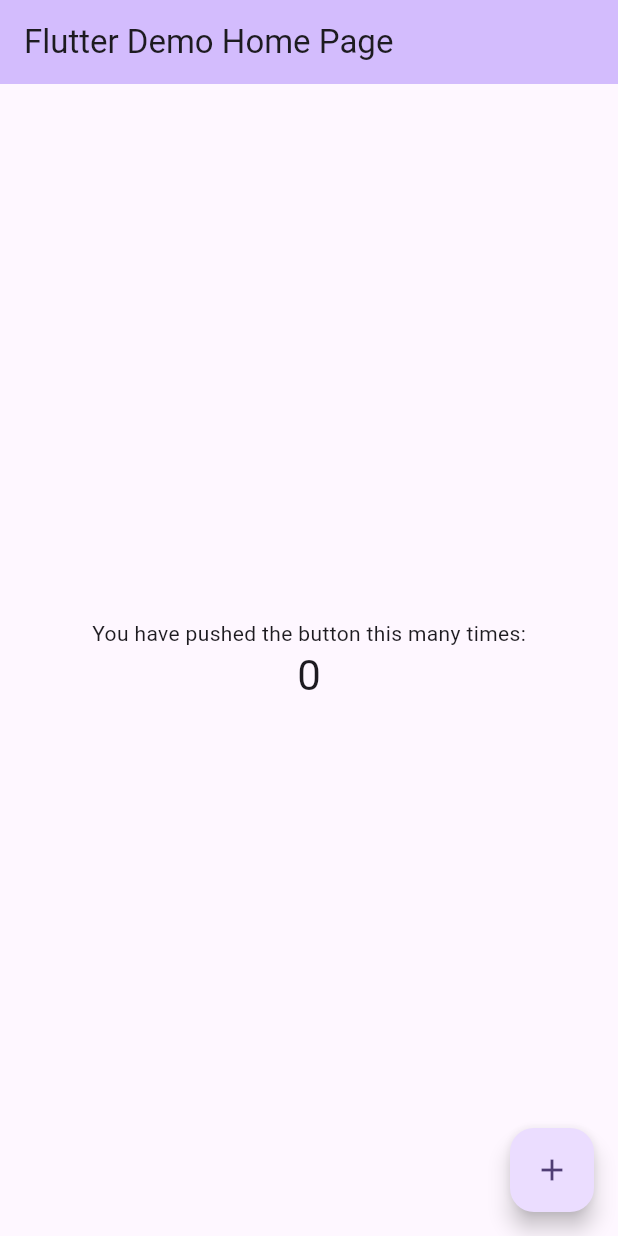
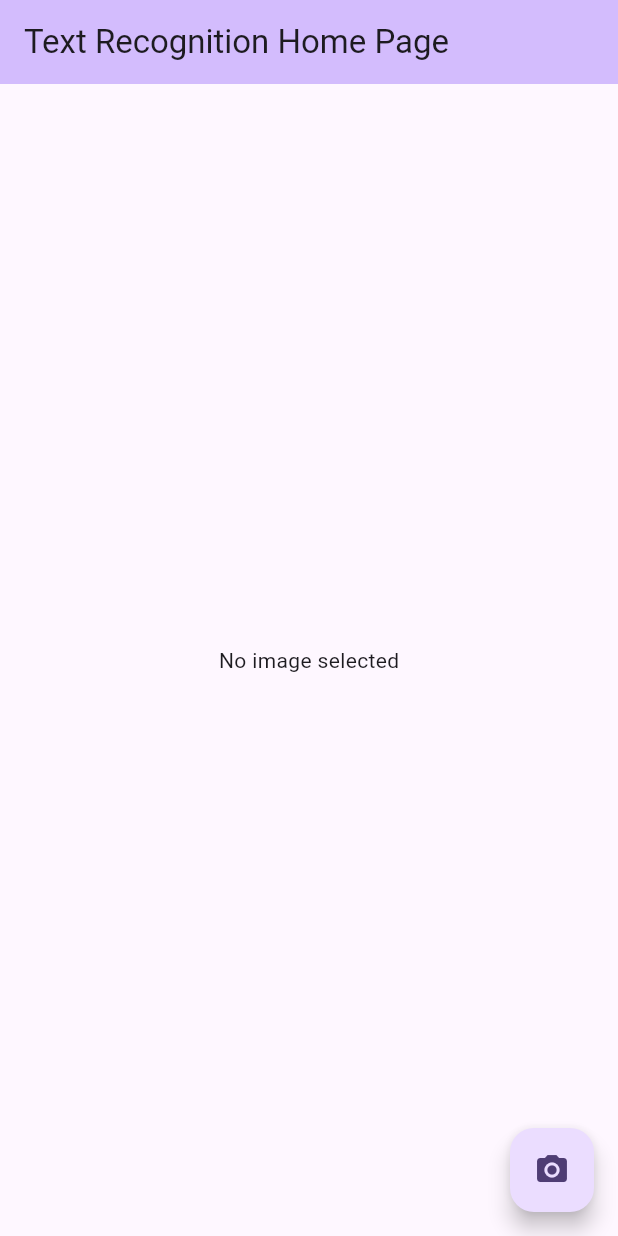
Before and after one commit to Vishal-tripathii/new_greyscale, a Flutter app: the screen it shows after launch, on a phone screen of 412 x 824 dp. Run offline on Flutter 3.47's test engine with Material 3 defaults, Android fonts, the phone set to English and light mode, and no system bars; our stand-ins replace image_picker; missing offline and left inert: google_mlkit_text_recognition.

Commit message:
initial working commit

```diff
--- a/lib/main.dart
+++ b/lib/main.dart
@@ -1,4 +1,9 @@
 import 'package:flutter/material.dart';
+import 'package:google_mlkit_text_recognition/google_mlkit_text_recognition.dart';
+import 'package:image_picker/image_picker.dart';
+// import 'package:image_magick_q16/image_magick_q16.dart'; // ImageMagick package
+
+import 'dart:io';
 
 void main() {
   runApp(const MyApp());
@@ -7,47 +12,21 @@
 class MyApp extends StatelessWidget {
   const MyApp({super.key});
 
-  // This widget is the root of your application.
   @override
   Widget build(BuildContext context) {
     return MaterialApp(
-      title: 'Flutter Demo',
+      title: 'Text Recognition with Grayscale',
       theme: ThemeData(
-        // This is the theme of your application.
-        //
-        // TRY THIS: Try running your application with "flutter run". You'll see
-        // the application has a purple toolbar. Then, without quitting the app,
-        // try changing the seedColor in the colorScheme below to Colors.green
-        // and then invoke "hot reload" (save your changes or press the "hot
-        // reload" button in a Flutter-supported IDE, or press "r" if you used
-        // the command line to start the app).
-        //
-        // Notice that the counter didn't reset back to zero; the application
-        // state is not lost during the reload. To reset the state, use hot
-        // restart instead.
-        //
-        // This works for code too, not just values: Most code changes can be
-        // tested with just a hot reload.
         colorScheme: ColorScheme.fromSeed(seedColor: Colors.deepPurple),
         useMaterial3: true,
       ),
-      home: const MyHomePage(title: 'Flutter Demo Home Page'),
+      home: const MyHomePage(title: 'Text Recognition Home Page'),
     );
   }
 }
 
 class MyHomePage extends StatefulWidget {
   const MyHomePage({super.key, required this.title});
-
-  // This widget is the home page of your application. It is stateful, meaning
-  // that it has a State object (defined below) that contains fields that affect
-  // how it looks.
-
-  // This class is the configuration for the state. It holds the values (in this
-  // case the title) provided by the parent (in this case the App widget) and
-  // used by the build method of the State. Fields in a Widget subclass are
-  // always marked "final".
-
   final String title;
 
   @override
@@ -55,71 +34,67 @@
 }
 
 class _MyHomePageState extends State<MyHomePage> {
-  int _counter = 0;
+  final ImagePicker _picker = ImagePicker();
+  final TextRecognizer _textRecognizer = TextRecognizer();
+  File? _image; // To hold the picked image file
 
-  void _incrementCounter() {
+  // Function to capture an image from the camera
+  Future<void> _captureImage() async {
+    final XFile? pickedFile = await _picker.pickImage(source: ImageSource.camera);
+
+    if (pickedFile != null) {
       setState(() {
-      // This call to setState tells the Flutter framework that something has
-      // changed in this State, which causes it to rerun the build method below
-      // so that the display can reflect the updated values. If we changed
-      // _counter without calling setState(), then the build method would not be
-      // called again, and so nothing would appear to happen.
-      _counter++;
+        _image = File(pickedFile.path); // Set the image file
       });
+      await _convertToGrayscale(_image!); // Convert to grayscale
+    }
+  }
+
+  // Function to convert image to grayscale using ImageMagick
+  Future<void> _convertToGrayscale(File image) async {
+    // final wand = MagickWand.newMagickWand(); // Create a new MagickWand instance
+
+  }
+
+  @override
+  void dispose() {
+    _textRecognizer.close(); // Clean up the text recognizer
+    super.dispose();
   }
 
   @override
   Widget build(BuildContext context) {
-    // This method is rerun every time setState is called, for instance as done
-    // by the _incrementCounter method above.
-    //
-    // The Flutter framework has been optimized to make rerunning build methods
-    // fast, so that you can just rebuild anything that needs updating rather
-    // than having to individually change instances of widgets.
     return Scaffold(
       appBar: AppBar(
-        // TRY THIS: Try changing the color here to a specific color (to
-        // Colors.amber, perhaps?) and trigger a hot reload to see the AppBar
-        // change color while the other colors stay the same.
         backgroundColor: Theme.of(context).colorScheme.inversePrimary,
-        // Here we take the value from the MyHomePage object that was created by
-        // the App.build method, and use it to set our appbar title.
         title: Text(widget.title),
       ),
       body: Center(
-        // Center is a layout widget. It takes a single child and positions it
-        // in the middle of the parent.
+        child: SingleChildScrollView(
           child: Column(
-          // Column is also a layout widget. It takes a list of children and
-          // arranges them vertically. By default, it sizes itself to fit its
-          // children horizontally, and tries to be as tall as its parent.
-          //
-          // Column has various properties to control how it sizes itself and
-          // how it positions its children. Here we use mainAxisAlignment to
-          // center the children vertically; the main axis here is the vertical
-          // axis because Columns are vertical (the cross axis would be
-          // horizontal).
-          //
-          // TRY THIS: Invoke "debug painting" (choose the "Toggle Debug Paint"
-          // action in the IDE, or press "p" in the console), to see the
-          // wireframe for each widget.
             mainAxisAlignment: MainAxisAlignment.center,
             children: <Widget>[
-            const Text(
-              'You have pushed the button this many times:',
+              if (_image != null) // Show image preview if image is selected
+                Container(
+                  width: 300,
+                  height: 300,
+                  decoration: BoxDecoration(
+                    border: Border.all(color: Colors.deepPurple, width: 3),
                   ),
-            Text(
-              '$_counter',
-              style: Theme.of(context).textTheme.headlineMedium,
-            ),
+                  child:
+                      Image.file(_image!, fit: BoxFit.cover), // Image preview
+                )
+              else
+                const Text('No image selected'),
             ],
           ),
         ),
+      ),
       floatingActionButton: FloatingActionButton(
-        onPressed: _incrementCounter,
-        tooltip: 'Increment',
-        child: const Icon(Icons.add),
-      ), // This trailing comma makes auto-formatting nicer for build methods.
+        onPressed: _captureImage, // Capture image when pressed
+        tooltip: 'Capture Image',
+        child: const Icon(Icons.camera_alt),
+      ),
     );
   }
 }
```
Also changed, not shown: pubspec.yaml (+2 -40 lines), pubspec.lock, 5 other files. Lines whose indentation alone changed are shown as unchanged.
